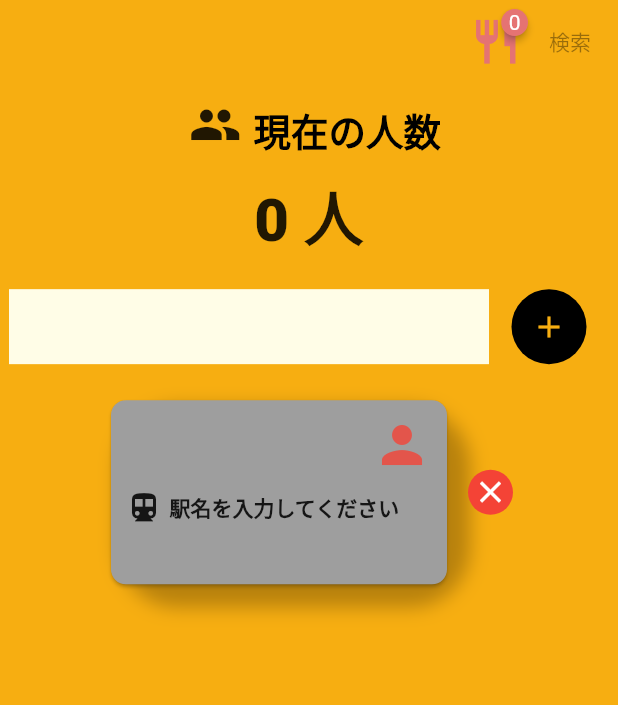
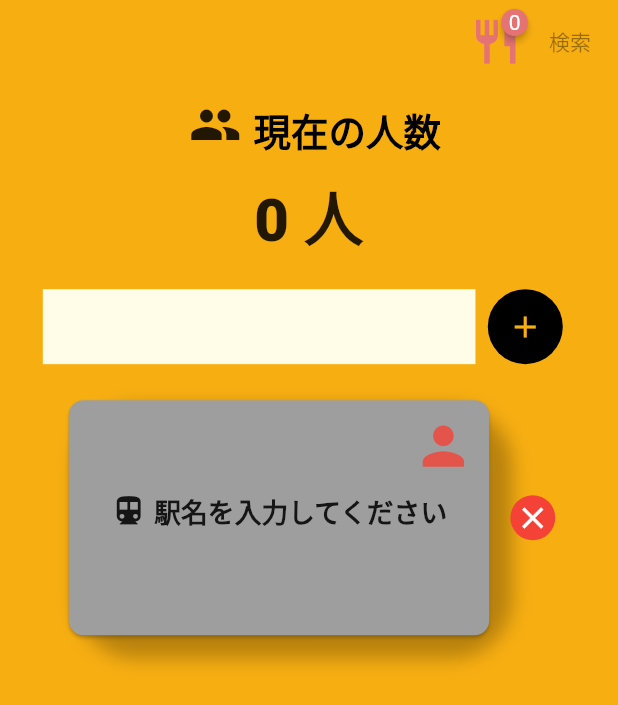
Before and after one commit to den0206/getx_map, a Flutter app: the screen it shows after launch, after a tap on the "add" icon, on a phone screen of 412 x 824 dp. Shown: the top 705 px of the screen. Run offline on Flutter 3.47's test engine with Material 2 defaults, Android fonts, the phone set to English and light mode, and no system bars; drawn by our look-alikes of badges, google_mobile_ads; our stand-ins replace convert, flutter_cache_manager, flutter_slidable, geolocator, get, get_storage and 3 more; missing offline and left inert: flexible_polyline, flutter_config, jp_prefecture; network calls fail; statements that could not run were skipped.

```diff
--- a/lib/main.dart
+++ b/lib/main.dart
@@ -22,6 +22,7 @@ import 'package:getx_map/src/service/favorite_shop_service.dart';
 import 'package:getx_map/src/service/markers_service.dart';
 import 'package:getx_map/src/utils/consts_color.dart';
 import 'package:google_mobile_ads/google_mobile_ads.dart';
+import 'package:sizer/sizer.dart';
 
 void main() async {
   WidgetsFlutterBinding.ensureInitialized();
@@ -39,6 +40,8 @@ void main() async {
 class MyApp extends StatelessWidget {
   @override
   Widget build(BuildContext context) {
+    return Sizer(
+      builder: (context, orientation, deviceType) {
         return GetMaterialApp(
           title: 'getx-map',
           theme: ThemeData(
@@ -89,6 +92,8 @@ class MyApp extends StatelessWidget {
           // initialRoute: MapScreen.routeName,
           initialRoute: HomeScreen.routeName,
         );
+      },
+    );
   }
 }
 
--- a/lib/src/screen/get_station/get_station_controller.dart
+++ b/lib/src/screen/get_station/get_station_controller.dart
@@ -5,7 +5,6 @@ import 'package:get/get_state_manager/src/simple/get_controllers.dart';
 import 'package:get/get.dart';
 import 'package:getx_map/src/model/station.dart';
 import 'package:getx_map/src/model/suggestion.dart';
-import 'package:getx_map/src/screen/home/home_controller.dart';
 import 'package:getx_map/src/service/api/station/staion_api.dart';
 import 'package:getx_map/src/service/database_service.dart';
 
@@ -24,7 +23,7 @@ class GetStationController extends GetxController {
   final TextEditingController tX = TextEditingController();
   final FocusNode focusNode = FocusNode();
 
-  final int? selectedIndex = Get.arguments ?? null;
+  final Station? selectedStation = Get.arguments ?? null;
 
   final database = DatabaseService.to;
   final stationAPI = StaionAPI();
@@ -53,9 +52,8 @@ class GetStationController extends GetxController {
   }
 
   void _setSelectedIndex() {
-    if (selectedIndex != null) {
-      final selectStation = HomeController.to.stations[selectedIndex!];
-      tX.text = selectStation!.name;
+    if (selectedStation != null) {
+      tX.text = selectedStation!.name;
     }
   }
 
--- a/lib/src/screen/home/home_controller.dart
+++ b/lib/src/screen/home/home_controller.dart
@@ -40,7 +40,8 @@ class HomeController extends GetxController {
   }
 
   Future<void> pushGetScreen(Station? station, int index) async {
-    final newStation = await Get.toNamed(GetStationScreen.routeName);
+    final newStation =
+        await Get.toNamed(GetStationScreen.routeName, arguments: station);
 
     if (newStation is Station) {
       if (!completeStations
--- a/lib/src/screen/home/home_screen.dart
+++ b/lib/src/screen/home/home_screen.dart
@@ -1,5 +1,6 @@
 import 'package:flutter/material.dart';
 import 'package:get/get.dart';
+import 'package:sizer/sizer.dart';
 
 import 'package:getx_map/src/model/station.dart';
 import 'package:getx_map/src/screen/home/home_controller.dart';
@@ -90,7 +91,7 @@ class HomeScreen extends StatelessWidget {
                     AdmobBannerService.to.myBannerAd,
                     if (controller.stations.length < 5)
                       Padding(
-                        padding: const EdgeInsets.symmetric(horizontal: 15),
+                        padding: EdgeInsets.symmetric(horizontal: 2.w),
                         child: CircleAvatar(
                           backgroundColor: Colors.black,
                           radius: 25,
@@ -107,7 +108,7 @@ class HomeScreen extends StatelessWidget {
                       ),
                   ],
                 ),
-                Flexible(
+                Expanded(
                   child: ListView.builder(
                     shrinkWrap: true,
                     itemCount: controller.stations.length,
@@ -161,8 +162,8 @@ class StationCell extends GetView<HomeController> {
           mainAxisAlignment: MainAxisAlignment.center,
           children: [
             Container(
-              width: MediaQuery.of(context).size.width - 180,
-              height: MediaQuery.of(context).size.height / 6.3,
+              width: 70.w,
+              height: 20.h,
               decoration: BoxDecoration(
                 borderRadius: BorderRadius.circular(40),
                 boxShadow: [
@@ -198,16 +199,16 @@ class StationCell extends GetView<HomeController> {
                               // color: Colors.grey[400],
                             ),
                             SizedBox(
-                              width: 5,
+                              width: 5.sp,
                             ),
                             Container(
-                              constraints: BoxConstraints(maxWidth: 120),
+                              constraints: BoxConstraints(maxWidth: 120.sp),
                               child: Text(
                                 "${station.name} 駅",
                                 softWrap: true,
                                 overflow: TextOverflow.ellipsis,
                                 style: TextStyle(
-                                  fontSize: 16,
+                                  fontSize: 16.sp,
                                   fontWeight: FontWeight.bold,
                                 ),
                               ),
@@ -267,7 +268,7 @@ class StationCell extends GetView<HomeController> {
                                           line.name,
                                           style: TextStyle(
                                             color: Colors.white,
-                                            fontSize: 10,
+                                            fontSize: 12.sp,
                                           ),
                                         ),
                                       ),
@@ -329,8 +330,8 @@ class EmptyCell extends GetView<HomeController> {
               mainAxisAlignment: MainAxisAlignment.center,
               children: [
                 Container(
-                  width: MediaQuery.of(context).size.width - 180,
-                  height: MediaQuery.of(context).size.height / 6.3,
+                  width: 70.w,
+                  height: 20.h,
                   decoration: BoxDecoration(
                     borderRadius: BorderRadius.circular(40),
                     boxShadow: [
@@ -350,20 +351,20 @@ class EmptyCell extends GetView<HomeController> {
                       padding: const EdgeInsets.symmetric(
                           vertical: 10, horizontal: 10),
                       child: Column(
-                        mainAxisAlignment: MainAxisAlignment.spaceBetween,
+                        // mainAxisAlignment: MainAxisAlignment.spaceBetween,
+                        crossAxisAlignment: CrossAxisAlignment.end,
                         children: [
-                          Align(
-                            alignment: Alignment.topRight,
-                            child: Icon(
-                              Icons.person,
-                              size: 40,
-                              color: ColorsConsts.iconColors[index]
-                                  .withOpacity(0.8),
-                            ),
+                          Icon(
+                            Icons.person,
+                            size: 30.sp,
+                            color:
+                                ColorsConsts.iconColors[index].withOpacity(0.8),
                           ),
                           Padding(
                             padding: const EdgeInsets.only(top: 10),
                             child: Row(
+                              mainAxisAlignment: MainAxisAlignment.center,
+                              crossAxisAlignment: CrossAxisAlignment.center,
                               children: [
                                 Icon(
                                   CommonIcon.stationIcon,
@@ -373,7 +374,10 @@ class EmptyCell extends GetView<HomeController> {
                                 ),
                                 Text(
                                   "駅名を入力してください",
-                                  style: TextStyle(fontWeight: FontWeight.bold),
+                                  style: TextStyle(
+                                    fontWeight: FontWeight.bold,
+                                    fontSize: 13.sp,
+                                  ),
                                 ),
                               ],
                             ),
--- a/lib/src/screen/map/map_controller.dart
+++ b/lib/src/screen/map/map_controller.dart
@@ -120,7 +120,7 @@ class MapController extends GetxController {
 
   Future<void> degaultMap() async {
     chipIndex = null;
-    await mapService.fitMarkerBounds();
+    await mapService.updateCamera(centerLatLng, setZoom: 10);
   }
 
   void selectedChip(int index) async {
--- a/lib/src/screen/shop_detail/shop_detail_controller.dart
+++ b/lib/src/screen/shop_detail/shop_detail_controller.dart
@@ -2,7 +2,7 @@ import 'package:get/get_state_manager/get_state_manager.dart';
 import 'package:getx_map/src/model/shop.dart';
 import 'package:get/get.dart';
 import 'package:getx_map/src/service/favorite_shop_service.dart';
-import 'package:url_launcher/url_launcher.dart';
+import 'package:getx_map/src/service/open_url_servoice.dart';
 
 class ShopDetailBindings extends Bindings {
   @override
@@ -25,6 +25,7 @@ class ShopDetailController extends GetxController {
   }
 
   void openUrl(String url) async {
-    await canLaunch(url) ? await launch(url) : throw 'Could not launch $url';
+    final openUrl = OepnUrlService(url);
+    await openUrl.showUrlDialog();
   }
 }
--- a/lib/src/screen/widget/common_chip.dart
+++ b/lib/src/screen/widget/common_chip.dart
@@ -1,5 +1,6 @@
 import 'package:flutter/material.dart';
 import 'package:getx_map/src/utils/consts_color.dart';
+import 'package:sizer/sizer.dart';
 
 class CommonChip extends StatelessWidget {
   const CommonChip({
@@ -20,7 +21,7 @@ class CommonChip extends StatelessWidget {
     return Padding(
       padding: const EdgeInsets.only(left: 12),
       child: ChoiceChip(
-        labelPadding: EdgeInsets.all(5.0),
+        labelPadding: EdgeInsets.symmetric(horizontal: 3.w),
         avatar: leadingIcon,
         backgroundColor: Colors.black,
         selectedColor: ColorsConsts.themeYellow,
@@ -28,7 +29,7 @@ class CommonChip extends StatelessWidget {
         label: Text(label),
         elevation: 6.0,
         shadowColor: Colors.grey[60],
-        padding: EdgeInsets.all(6),
+        padding: EdgeInsets.all(3.sp),
         selected: selected,
         onSelected: onselected,
       ),
--- a/lib/src/service/markers_service.dart
+++ b/lib/src/service/markers_service.dart
@@ -5,6 +5,7 @@ import 'package:getx_map/src/utils/common_icon.dart';
 import 'package:getx_map/src/utils/consts_color.dart';
 import 'package:getx_map/src/utils/marker_generator.dart';
 import 'package:google_maps_flutter/google_maps_flutter.dart';
+import 'package:sizer/sizer.dart';
 
 class MarkersSearvice extends GetxService {
   static MarkersSearvice get to => Get.find();
@@ -12,7 +13,7 @@ class MarkersSearvice extends GetxService {
   List<BitmapDescriptor> userIcons = [];
   late BitmapDescriptor stationIcon;
   late BitmapDescriptor restaurnatIcon;
-  final generator = MarkerGenerator(200);
+  final generator = MarkerGenerator(15.h);
 
   @override
   void onInit() async {
--- a/pubspec.yaml
+++ b/pubspec.yaml
@@ -32,6 +32,7 @@ dependencies:
   html: ^0.15.0
   jp_prefecture: ^2.0.0
   permission_handler: ^8.1.4+2
+  sizer: ^2.0.13
   url_launcher: ^6.0.9
   video_player: ^2.1.14
 
```
Also changed, not shown: lib/src/screen/map/main_bar/main_bar_controller.dart (+24 -8 lines), lib/src/screen/map/main_bar/main_bar_screen.dart (+33 -27 lines), lib/src/screen/map/map_screen.dart (+9 -11 lines), lib/src/screen/shop_detail/shop_datail_screen.dart (+17 -3 lines), lib/src/screen/shops/shops_controller.dart (+3 -4 lines), lib/src/service/admob_service.dart (+6 -5 lines), lib/src/service/open_url_servoice.dart (added, +26 -0 lines), pubspec.lock, 1 other file. Lines whose indentation alone changed are shown as unchanged.
